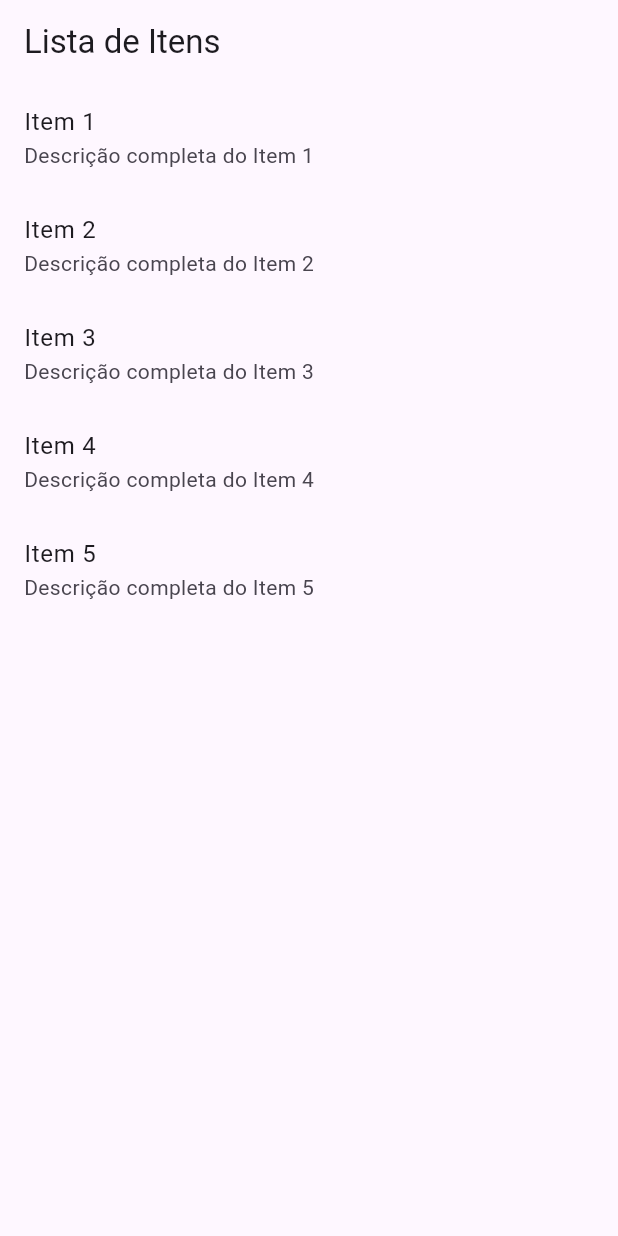
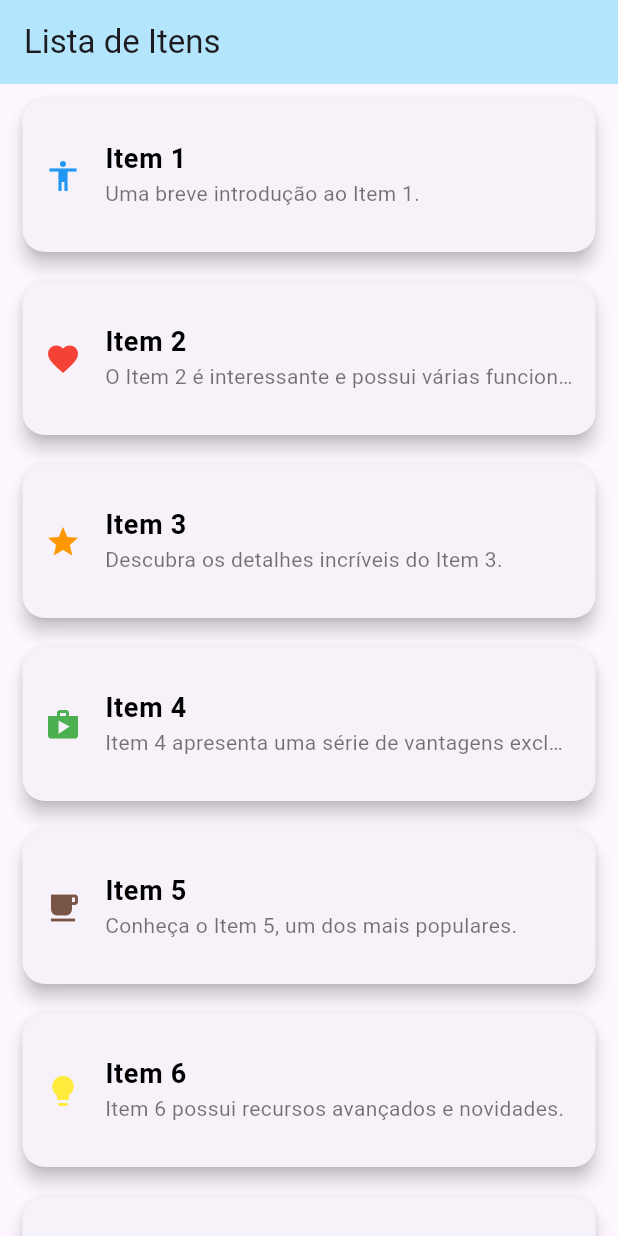
Before and after one commit to EricIkeda1/ItemView, a Flutter app: the screen it shows after launch, on a phone screen of 412 x 824 dp. Run offline on Flutter 3.47's test engine with Material 3 defaults, Android fonts, the light colour scheme and no system bars.

Commit message:
Melhorias de Listagens, com Resumo

```diff
--- a/item_view/lib/telas/tela_detalhes.dart
+++ b/item_view/lib/telas/tela_detalhes.dart
@@ -9,7 +9,16 @@ class TelaDetalhes extends StatelessWidget {
   @override
   Widget build(BuildContext context) {
     return Scaffold(
-      appBar: AppBar(title: Text(item.titulo)),
+      appBar: AppBar(
+        title: Text(item.titulo),
+        backgroundColor: Color(0xFFB3E5FC),
+        leading: IconButton(
+          icon: Icon(Icons.arrow_back),
+          onPressed: () {
+            Navigator.pop(context);
+          },
+        ),
+      ),
       body: Padding(
         padding: const EdgeInsets.all(16.0),
         child: Column(
@@ -17,13 +26,14 @@ class TelaDetalhes extends StatelessWidget {
           children: [
             Text(
               item.titulo,
-              style: TextStyle(fontSize: 24, fontWeight: FontWeight.bold),
+              style: TextStyle(fontSize: 30, fontWeight: FontWeight.bold, color: Color(0xFFB3E5FC)),
             ),
-            SizedBox(height: 10),
+            SizedBox(height: 20),
             Text(
               item.descricao,
               style: TextStyle(fontSize: 18),
             ),
+            SizedBox(height: 30),
           ],
         ),
       ),
--- a/item_view/lib/telas/tela_principal.dart
+++ b/item_view/lib/telas/tela_principal.dart
@@ -4,23 +4,83 @@ import 'tela_detalhes.dart';
 
 class TelaPrincipal extends StatelessWidget {
   final List<Item> itens = [
-    Item(titulo: 'Item 1', descricao: 'Descrição completa do Item 1'),
-    Item(titulo: 'Item 2', descricao: 'Descrição completa do Item 2'),
-    Item(titulo: 'Item 3', descricao: 'Descrição completa do Item 3'),
-    Item(titulo: 'Item 4', descricao: 'Descrição completa do Item 4'),
-    Item(titulo: 'Item 5', descricao: 'Descrição completa do Item 5'),
+    Item(titulo: 'Item 1', descricao: 'Uma breve introdução ao Item 1.'),
+    Item(titulo: 'Item 2', descricao: 'O Item 2 é interessante e possui várias funcionalidades.'),
+    Item(titulo: 'Item 3', descricao: 'Descubra os detalhes incríveis do Item 3.'),
+    Item(titulo: 'Item 4', descricao: 'Item 4 apresenta uma série de vantagens exclusivas.'),
+    Item(titulo: 'Item 5', descricao: 'Conheça o Item 5, um dos mais populares.'),
+    Item(titulo: 'Item 6', descricao: 'Item 6 possui recursos avançados e novidades.'),
+    Item(titulo: 'Item 7', descricao: 'Item 7 é ideal para quem busca eficiência e praticidade.'),
+    Item(titulo: 'Item 8', descricao: 'Aproveite os benefícios únicos do Item 8 para o seu dia a dia.'),
+    Item(titulo: 'Item 9', descricao: 'Item 9 oferece uma experiência incomparável com funcionalidades exclusivas.'),
+    Item(titulo: 'Item 10', descricao: 'Com o Item 10, você vai ter uma nova perspectiva sobre tecnologia.'),
+  ];
+
+  final List<Color> iconeCores = [
+    Colors.blue,
+    Colors.red,
+    Colors.orange,
+    Colors.green,
+    Colors.brown,
+    Colors.yellow,
+    Colors.purple,
+    Colors.teal,
+    Colors.pink,
+    Colors.indigo,
+  ];
+
+  final List<IconData> icones = [
+    Icons.accessibility,
+    Icons.favorite,
+    Icons.star,
+    Icons.shop,
+    Icons.local_cafe,
+    Icons.lightbulb,
+    Icons.camera,
+    Icons.music_note,
+    Icons.home,
+    Icons.notifications,
   ];
 
   @override
   Widget build(BuildContext context) {
     return Scaffold(
-      appBar: AppBar(title: Text('Lista de Itens')),
+      appBar: AppBar(
+        title: Text('Lista de Itens'),
+        backgroundColor: Color(0xFFB3E5FC),
+      ),
       body: ListView.builder(
         itemCount: itens.length,
         itemBuilder: (context, index) {
-          return ListTile(
-            title: Text(itens[index].titulo),
-            subtitle: Text(itens[index].descricao),
+          return Card(
+            margin: EdgeInsets.symmetric(vertical: 10, horizontal: 15),
+            elevation: 5,
+            shape: RoundedRectangleBorder(
+              borderRadius: BorderRadius.circular(15),
+            ),
+            child: ListTile(
+              contentPadding: EdgeInsets.all(15),
+              title: Text(
+                itens[index].titulo,
+                style: TextStyle(
+                  fontWeight: FontWeight.bold,
+                  fontSize: 18,
+                  color: Colors.black,
+                ),
+              ),
+              subtitle: Text(
+                itens[index].descricao,
+                maxLines: 1,
+                overflow: TextOverflow.ellipsis,
+                style: TextStyle(
+                  fontSize: 14,
+                  color: Colors.black54,
+                ),
+              ),
+              leading: Icon(
+                icones[index],
+                color: iconeCores[index],
+              ),
               onTap: () {
                 Navigator.push(
                   context,
@@ -29,6 +89,7 @@ class TelaPrincipal extends StatelessWidget {
                   ),
                 );
               },
+            ),
           );
         },
       ),
```
Lines whose indentation alone changed are shown as unchanged.
